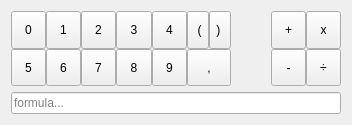
Hboni/francis, file resources/ui/modules/Calculator.ui: the form before one commit.
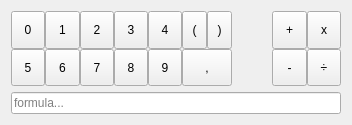
The form after the commit.

Diff of the .ui file:
```diff
--- a/resources/ui/modules/Calculator.ui
+++ b/resources/ui/modules/Calculator.ui
@@ -241,7 +241,7 @@
           </sizepolicy>
          </property>
          <property name="text">
-          <string> (</string>
+          <string> ( </string>
          </property>
         </widget>
        </item>
@@ -254,7 +254,7 @@
           </sizepolicy>
          </property>
          <property name="text">
-          <string>) </string>
+          <string> ) </string>
          </property>
         </widget>
        </item>
```
